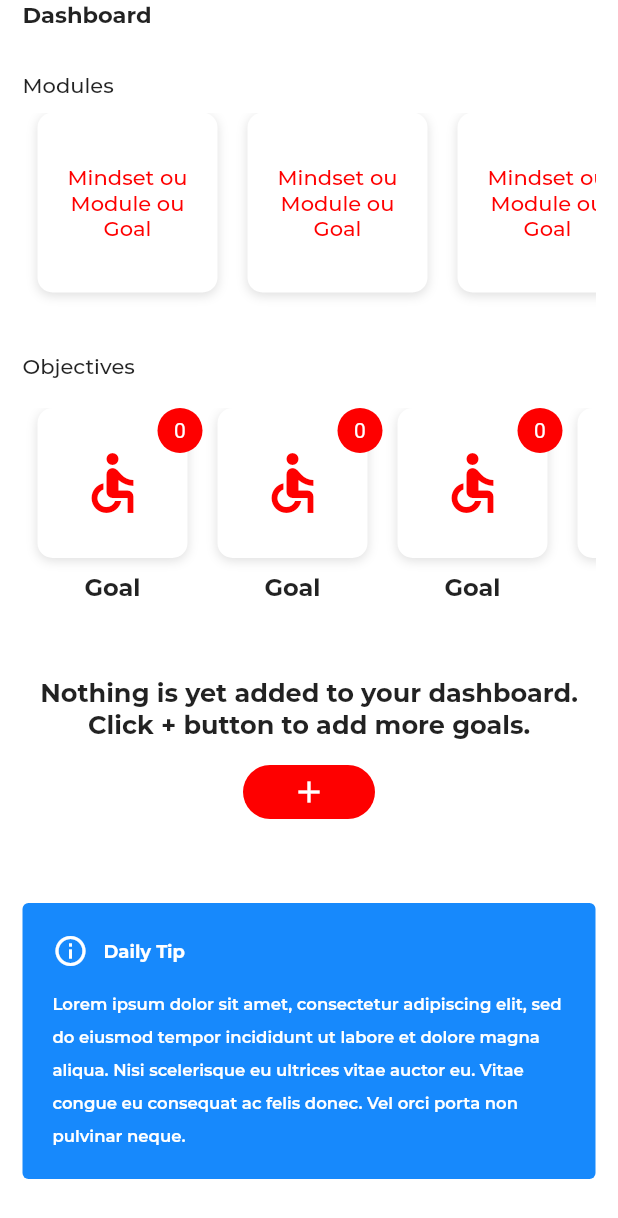
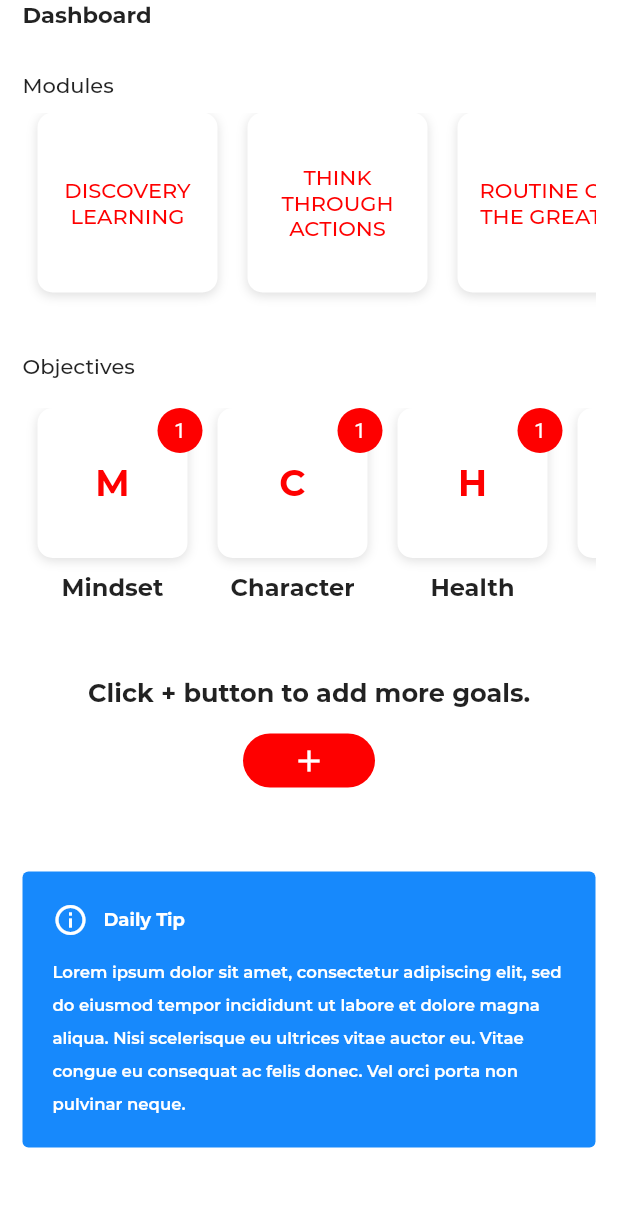
Before and after one commit to enzomarc/affirmedme, a Flutter app: the DashboardHome screen opened directly, on a phone screen of 412 x 824 dp. Shown: the top 1218 px of the screen. Run offline on Flutter 3.47's test engine with Material 2 defaults, Android fonts, the phone set to English and light mode, and no system bars; our stand-ins replace dio, grouped_list; project files that could hold a hidden picture were left out.

Commit message:
refactor: project structure update

```diff
--- /dev/null
+++ b/lib/core/utils/constants.dart
@@ -0,0 +1,4 @@
+class Constants {
+  static final String appName = "AffirmedMe";
+  static final String endpoint = "http://192.168.8.100:3000/api";
+}
--- a/lib/screens/dashboard/home.dart
+++ b/lib/screens/dashboard/home.dart
@@ -6,6 +6,27 @@ class DashboardHome extends StatefulWidget {
   @override
   _DashboardHomeState createState() => _DashboardHomeState();
 }
+
+final List<String> modules = [
+  'DISCOVERY LEARNING',
+  'THINK THROUGH ACTIONS',
+  'ROUTINE OF THE GREATS',
+  'LEARN REFFLECT AND KEEP GOOD NOTES',
+  'PRACTICE SELF DISCIPLINE',
+  'MANAGE YOUR NETWORK',
+  'REMEMBER THE IMPORTANT DATES',
+  'EAT WELL TO FEEL GREAT',
+];
+
+final List<String> goals = [
+  'Mindset',
+  'Character',
+  'Health',
+  'Fitness',
+  'Relationships',
+  'Finances',
+  'Profession',
+];
 
 class _DashboardHomeState extends State<DashboardHome> {
   @override
@@ -37,10 +58,10 @@ class _DashboardHomeState extends State<DashboardHome> {
                   width: MediaQuery.of(context).size.width,
                   child: ListView.builder(
                     scrollDirection: Axis.horizontal,
-                    itemCount: 5,
+                    itemCount: modules.length,
                     itemBuilder: (context, index) {
                       return Module(
-                        title: 'Mindset ou Module ou Goal',
+                        title: modules[index],
                       );
                     },
                   ),
@@ -56,19 +77,21 @@ class _DashboardHomeState extends State<DashboardHome> {
                   width: MediaQuery.of(context).size.width,
                   child: ListView.builder(
                     scrollDirection: Axis.horizontal,
-                    itemCount: 5,
+                    itemCount: goals.length,
                     itemBuilder: (context, index) {
                       return Goal(
-                        title: 'Goal',
+                        title: goals[index],
                       );
                     },
                   ),
                 ),
                 SizedBox(height: 50.0),
-                Column(
+                Container(
+                  alignment: Alignment.center,
+                  child: Column(
                     children: <Widget>[
                       Text(
-                      'Nothing is yet added to your dashboard. Click + button to add more goals.',
+                        'Click + button to add more goals.',
                         textAlign: TextAlign.center,
                         style: TextStyle(
                           fontFamily: 'Montserrat Bold',
@@ -90,6 +113,7 @@ class _DashboardHomeState extends State<DashboardHome> {
                         ),
                       ),
                     ],
+                  ),
                 ),
                 SizedBox(height: 50.0),
                 Container(
--- a/lib/widgets/goal.dart
+++ b/lib/widgets/goal.dart
@@ -41,11 +41,11 @@ class Goal extends StatelessWidget {
                 mainAxisAlignment: MainAxisAlignment.center,
                 crossAxisAlignment: CrossAxisAlignment.center,
                 children: <Widget>[
-                  Icon(
-                    icon ?? Icons.accessible,
+                  Text(title[0] ?? 'G', style: TextStyle(
                     color: Color(0xFFFE0000),
-                    size: 48.0,
-                  ),
+                    fontFamily: "Montserrat Bold",
+                    fontSize: 24.0,
+                  ),),
                 ],
               ),
             ),
@@ -58,7 +58,7 @@ class Goal extends StatelessWidget {
               ),
               child: Center(
                 child: Text(
-                  count ?? '0',
+                  count ?? '1',
                   style: TextStyle(
                     color: Colors.white,
                   ),
--- a/pubspec.yaml
+++ b/pubspec.yaml
@@ -25,8 +25,8 @@ dependencies:
     sdk: flutter
   grouped_list: ^3.5.0
   dio: ^3.0.10
-  shared_preferences: ^0.5.12+4
-  provider: ^4.3.2+3
+  shared_preferences: ^0.5.12+2
+  provider: ^4.3.2+2
 
   # The following adds the Cupertino Icons font to your application.
   # Use with the CupertinoIcons class for iOS style icons.
```
Also changed, not shown: lib/core/affirmed.dart (added, +22 -0 lines), lib/core/networker.dart (added, +56 -0 lines), lib/core/routes.dart (added, +28 -0 lines), lib/main.dart (+2 -43 lines), lib/screens/add_goal.dart (+12 -3 lines), lib/models/todo.dart (line endings or trailing spaces), pubspec.lock, 4 other files. Lines whose indentation alone changed are shown as unchanged.
